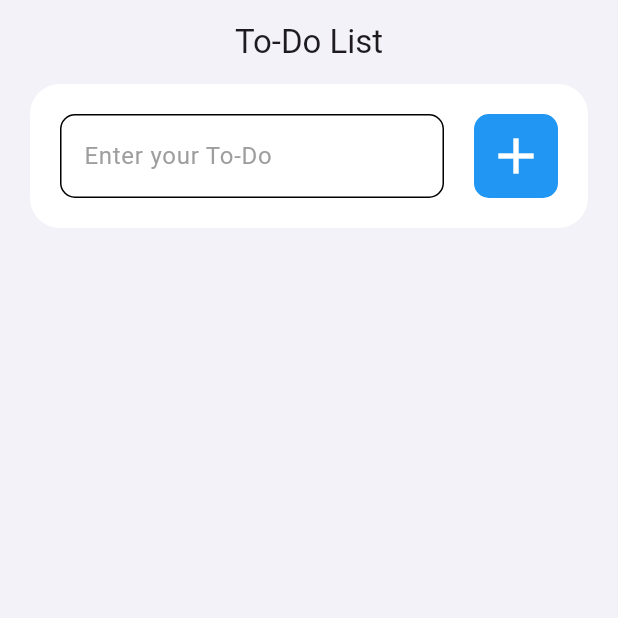
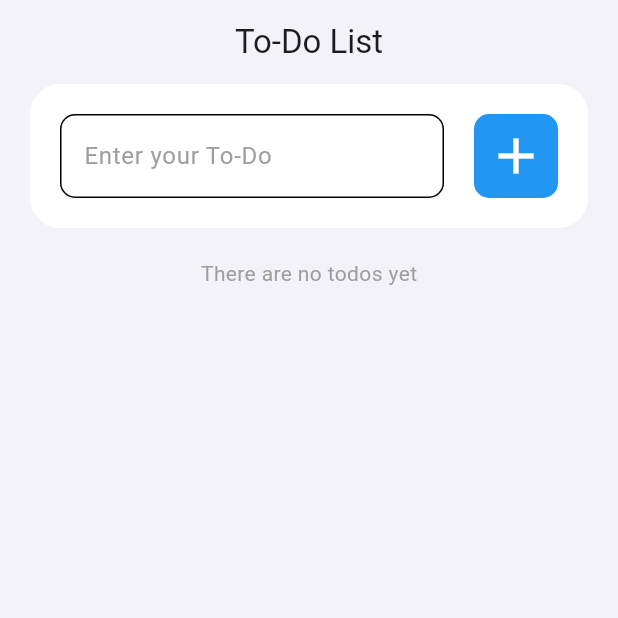
Before and after one commit to abdymazhittoretay/todo_list, a Flutter app: the screen it shows after launch, on a phone screen of 412 x 824 dp, the top half of it. Run offline on Flutter 3.47's test engine with Material 3 defaults, Android fonts, the phone set to English and light mode, and no system bars; our stand-ins replace hive_flutter; accounts and stored records are empty.

Commit message:
added comments and fixed when there is no todos

```diff
--- a/lib/pages/home_page.dart
+++ b/lib/pages/home_page.dart
@@ -41,7 +41,6 @@ class _HomePageState extends State<HomePage> {
         centerTitle: true,
       ),
       body: Column(
-        mainAxisSize: MainAxisSize.max,
         children: [
           InputField(
             controller: _controller,
@@ -50,7 +49,8 @@ class _HomePageState extends State<HomePage> {
           SizedBox(
             height: 20.0,
           ),
-          Expanded(
+          db.todos.isNotEmpty
+              ? Expanded(
                   child: ListView.builder(
                     itemCount: db.todos.length,
                     itemBuilder: (context, index) {
@@ -73,6 +73,12 @@ class _HomePageState extends State<HomePage> {
                     },
                   ),
                 )
+              : Center(
+                  child: Text(
+                    "There are no todos yet",
+                    style: TextStyle(color: Colors.grey),
+                  ),
+                )
         ],
       ),
     );
--- a/lib/utils/to_do_tile.dart
+++ b/lib/utils/to_do_tile.dart
@@ -24,6 +24,7 @@ class ToDoTile extends StatelessWidget {
           color: Colors.white, borderRadius: BorderRadius.circular(20.0)),
       child: Row(
         children: [
+          // for wrappable text text
           Expanded(
             child: Row(
               children: [
@@ -37,6 +38,7 @@ class ToDoTile extends StatelessWidget {
                 SizedBox(
                   width: 20.0,
                 ),
+                // for wrappable text text
                 Expanded(
                   child: Text(
                     todo,
@@ -45,6 +47,7 @@ class ToDoTile extends StatelessWidget {
                         decoration: checkboxValue
                             ? TextDecoration.lineThrough
                             : TextDecoration.none),
+                    // for wrappable text text
                     overflow: TextOverflow.clip,
                     softWrap: true,
                   ),
```
Lines whose indentation alone changed are shown as unchanged.
